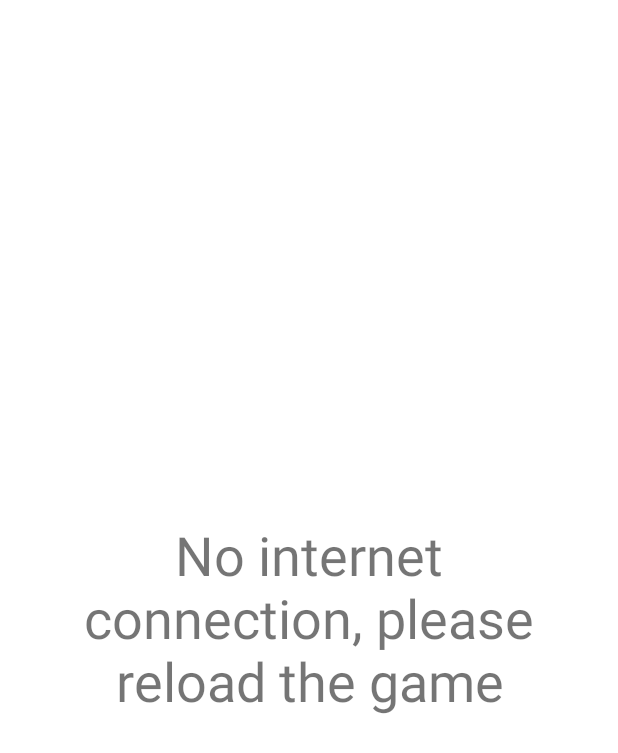
After one commit to Saphyr55/ACE, an Android app: the layout dialog_missing_network.xml on its own in the app's theme, with its tools: preview values and no code run, on a phone screen of 412 x 824 dp. The commit adds this screen. Shown: the top 753 px of the screen. Run offline under Robolectric (Android 15) with nearby library versions, the phone set to English and light mode, and no system bars; Roboto replaces fonts that are not available here.

Commit message:
+ Network Broadcast Receiver + Missing network dialog + Take photo Button fix

```diff
--- a/app/src/main/java/org/utours/ace/profile/dialog/CustomizeProfileDialog.java
+++ b/app/src/main/java/org/utours/ace/profile/dialog/CustomizeProfileDialog.java
@@ -58,7 +58,6 @@ public final class CustomizeProfileDialog extends Dialog {
                 .ifPresent(window -> window.setWindowAnimations(R.style.DialogAnimations));
 
         Button uploadButton = findViewById(R.id.btn_uploadImage);
-        Button photoButton = findViewById(R.id.btn_takePhoto);
         Button cancelButton = findViewById(R.id.btn_cancel);
         Button saveButton = findViewById(R.id.btn_save);
         EditText descriptionEditText = findViewById(R.id.edittext_description);
@@ -90,9 +89,7 @@ public final class CustomizeProfileDialog extends Dialog {
             navigationActivity.startActivityForResult(iGallery, REQUEST_CODE);
         });
 
-        photoButton.setOnClickListener(v -> {
 
-        });
 
         saveButton.setOnClickListener(v -> {
             String description = descriptionEditText.getText().toString();
--- /dev/null
+++ b/app/src/main/res/layout/dialog_missing_network.xml
@@ -0,0 +1,26 @@
+<?xml version="1.0" encoding="utf-8"?>
+<LinearLayout
+    xmlns:android="http://schemas.android.com/apk/res/android"
+    android:layout_width="match_parent"
+    android:layout_height="match_parent"
+    android:gravity="center"
+    android:orientation="vertical">
+
+    <TextView
+        android:padding="20dp"
+        android:layout_width="wrap_content"
+        android:layout_height="wrap_content"
+        android:text="@string/no_internet_connection"
+        android:textAlignment="center"
+        android:textSize="36sp" />
+
+    <LinearLayout
+        android:layout_width="wrap_content"
+        android:layout_height="wrap_content"
+        android:orientation="horizontal" >
+
+
+
+    </LinearLayout>
+
+</LinearLayout>
--- a/app/src/main/res/values/strings.xml
+++ b/app/src/main/res/values/strings.xml
@@ -81,5 +81,6 @@
     <string name="change_your_picture">Change your picture</string>
     <string name="upload_image">Upload image</string>
     <string name="take_a_photo">Take a photo</string>
+    <string name="no_internet_connection">No internet connection, please reload the game</string>
 
 </resources>
--- a/domain/src/main/java/org/utours/ace/profile/model/ProfilePicture.java
+++ b/domain/src/main/java/org/utours/ace/profile/model/ProfilePicture.java
@@ -9,6 +9,6 @@ public record ProfilePicture(
 ) implements ImageContent {
     public enum Type {
         Card,
-        External
+        Storage
     }
 }
```
Also changed, not shown: app/src/main/AndroidManifest.xml (+10 -0 lines), app/src/main/java/org/utours/ace/common/WifiReceiver.java (added, +29 -0 lines), app/src/main/java/org/utours/ace/main/StartActivity.java (+17 -0 lines), app/src/main/java/org/utours/ace/profile/NavigationActivity.java (+18 -1 lines), app/src/main/res/layout/dialog_customize_profile.xml (+0 -8 lines).
